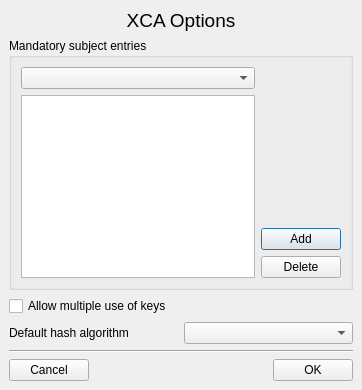
Before: the Qt Designer form ui/Options.ui in chris2511/xca, drawn with Qt 5.
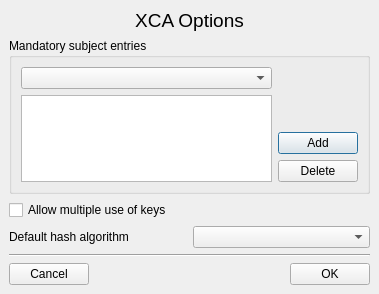
After: the same form once the commit is applied. Custom widgets are drawn as their Qt base class.

```diff
--- a/ui/Options.ui
+++ b/ui/Options.ui
@@ -5,8 +5,8 @@
    <rect>
     <x>0</x>
     <y>0</y>
-    <width>362</width>
-    <height>390</height>
+    <width>379</width>
+    <height>294</height>
    </rect>
   </property>
   <property name="windowTitle" >
```
